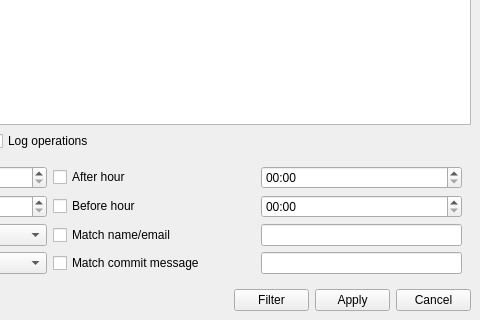
Above: qGitFilterBranch/main_window.ui from mike-perdide/gitbuster before the change; both pictures show x 380 to 860 and y 290 to 610 of the 860 by 610 pixel window. Below: the same form after it.
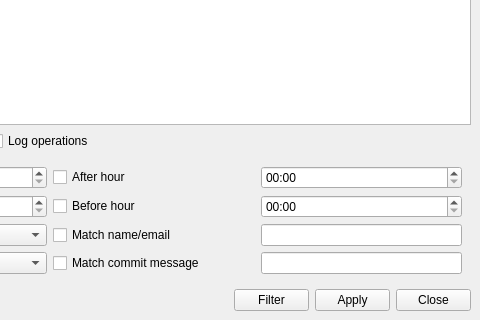
That is the form after the change.

Commit message: Changed the name of the cancel button to "Close".

The edit to the form file:
```diff
--- a/qGitFilterBranch/main_window.ui
+++ b/qGitFilterBranch/main_window.ui
@@ -56,7 +56,7 @@
        </size>
       </property>
       <property name="text">
-       <string>Cancel</string>
+       <string>Close</string>
       </property>
      </widget>
     </item>
```
